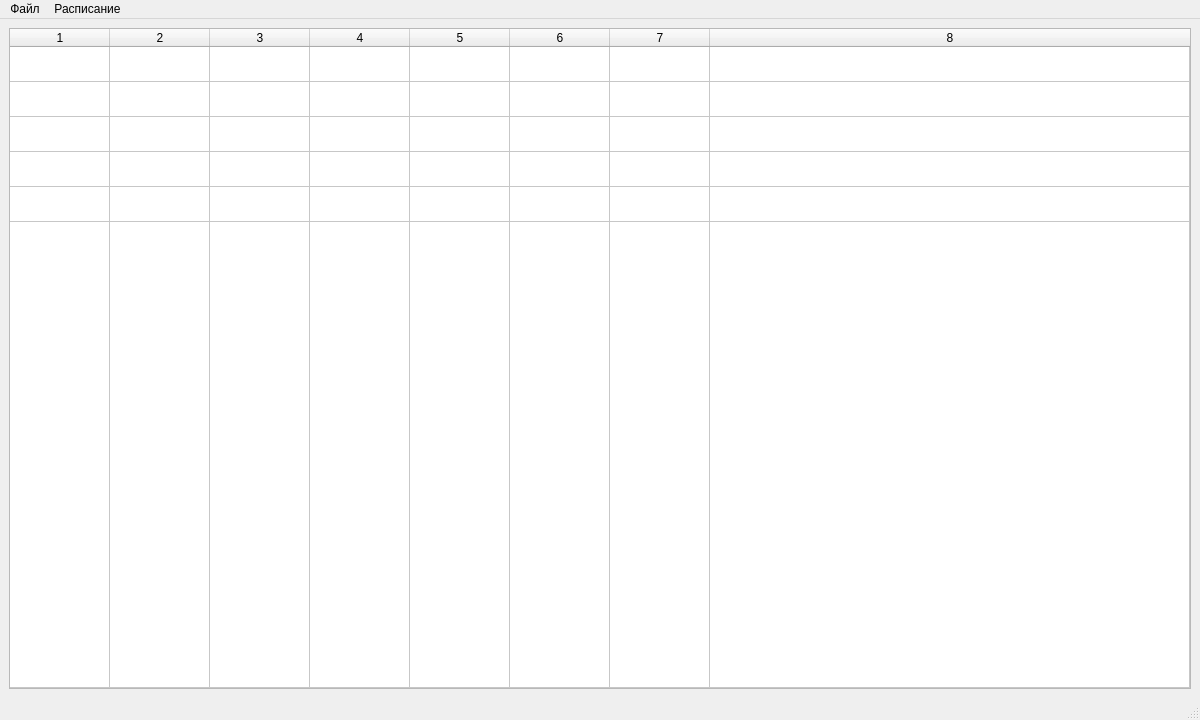
Nikololoshka/StankinScheduleEditor2, file src/stankinScheduleEditor2.ui: the form before one commit.
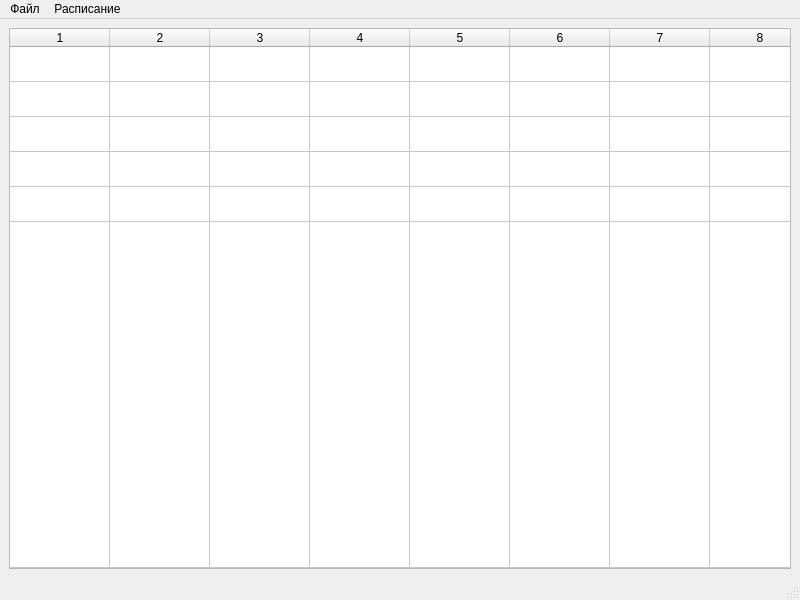
The form after the commit.

Patch:
```diff
--- a/src/stankinScheduleEditor2.ui
+++ b/src/stankinScheduleEditor2.ui
@@ -6,8 +6,8 @@
    <rect>
     <x>0</x>
     <y>0</y>
-    <width>1200</width>
-    <height>720</height>
+    <width>800</width>
+    <height>600</height>
    </rect>
   </property>
   <property name="minimumSize">
@@ -97,7 +97,7 @@
     <rect>
      <x>0</x>
      <y>0</y>
-     <width>1200</width>
+     <width>800</width>
      <height>20</height>
     </rect>
    </property>
```
Left out of the diff: 23 changed lines with no effect on the pictures.
